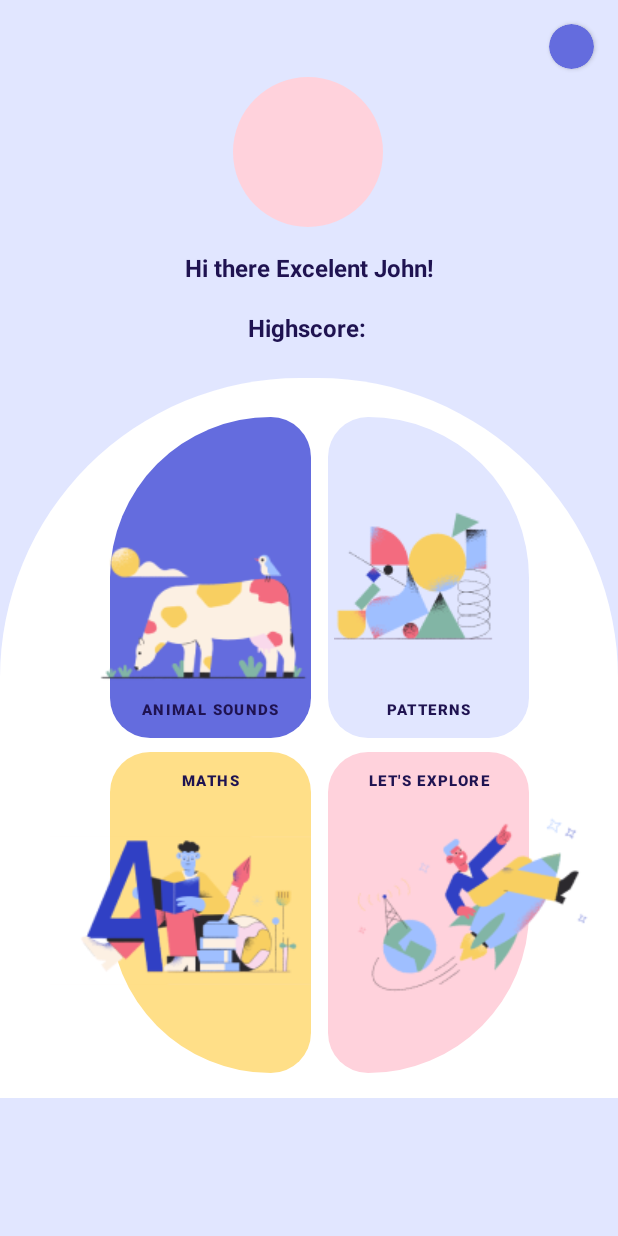
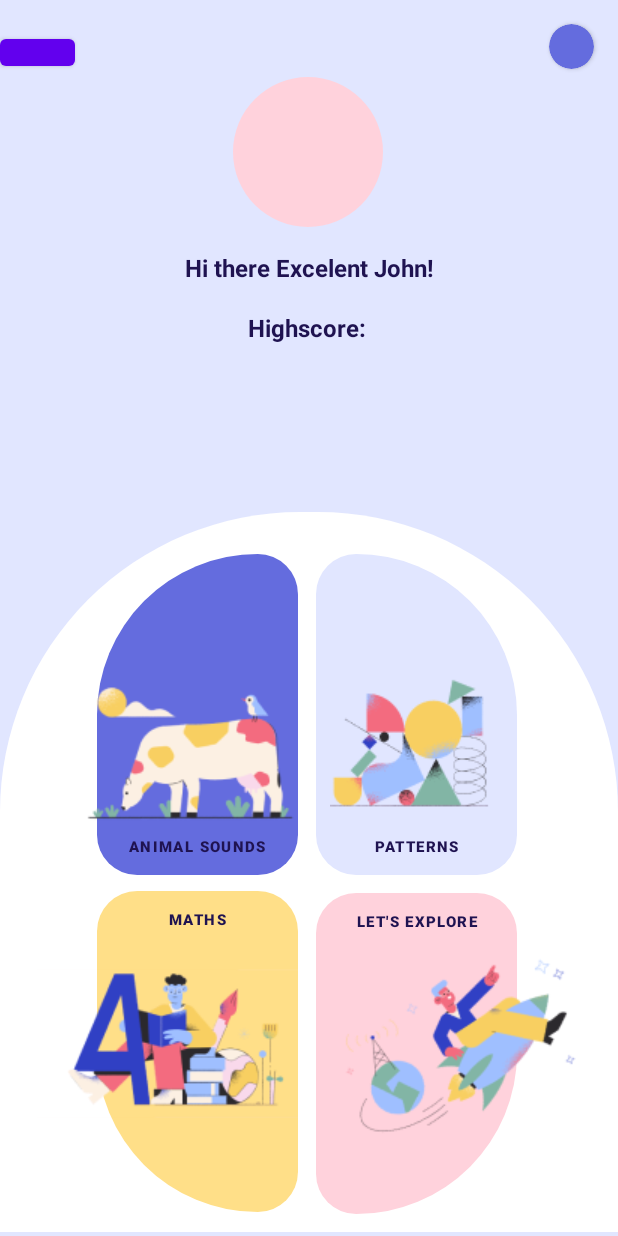
Before and after one commit to Pieter-stack/Kidcelence, an Android app: the layout activity_categories.xml on its own in the app's theme, with its tools: preview values and no code run, on a phone screen of 412 x 824 dp. Run offline under Robolectric (Android 15) with nearby library versions, the light colour scheme and no system bars.

Commit message:
feat Profilepic, dark mode bugs fixed
Profile picture feauture added and dark mode bugs fixed

```diff
--- a/app/src/main/AndroidManifest.xml
+++ b/app/src/main/AndroidManifest.xml
@@ -7,7 +7,7 @@
         android:maxSdkVersion="28" />
     <application
         android:allowBackup="true"
-        android:icon="@mipmap/ic_launcher"
+        android:icon="@mipmap/icon"
         android:label="@string/app_name"
         android:roundIcon="@mipmap/icon"
         android:supportsRtl="true"
--- a/app/src/main/java/com/example/kidcelence/setting.kt
+++ b/app/src/main/java/com/example/kidcelence/setting.kt
@@ -27,7 +27,6 @@ class setting : AppCompatActivity() {
 
         //Get the username from previous activity
         val userName = intent?.extras?.getString(Constant.username).toString()
-        val profilePic = intent?.extras?.getString(Constant.profilepic).toString()
 
 
 
--- a/app/src/main/res/layout/activity_categories.xml
+++ b/app/src/main/res/layout/activity_categories.xml
@@ -12,33 +12,48 @@
         android:id="@+id/materialButton"
         android:layout_width="match_parent"
         android:layout_height="480dp"
-        android:layout_marginTop="252dp"
         android:background="@drawable/backgroundcategory"
+        android:clickable="false"
         app:backgroundTint="@color/white"
+        app:layout_constraintBottom_toBottomOf="parent"
+        app:layout_constraintEnd_toEndOf="parent"
+        app:layout_constraintHorizontal_bias="0.0"
         app:layout_constraintStart_toStartOf="parent"
         app:layout_constraintTop_toTopOf="parent"
-        tools:ignore="SpeakableTextPresentCheck"
-        android:clickable="false">
+        app:layout_constraintVertical_bias="0.992"
+        tools:ignore="SpeakableTextPresentCheck">
 
     </com.google.android.material.button.MaterialButton>
+
+    <com.google.android.material.button.MaterialButton
+        android:id="@+id/test"
+        android:layout_width="50dp"
+        android:layout_height="30dp"
+        android:layout_marginTop="20dp"
+        app:layout_constraintStart_toStartOf="parent"
+        app:layout_constraintTop_toTopOf="parent"
+        tools:ignore="SpeakableTextPresentCheck">
+
+    </com.google.android.material.button.MaterialButton>
+
 
     <com.google.android.material.button.MaterialButton
         android:id="@+id/btn_story"
         android:layout_width="134dp"
         android:layout_height="214dp"
-        android:layout_marginStart="2dp"
-        android:layout_marginTop="9dp"
-        android:layout_marginEnd="58dp"
+        android:layout_marginStart="210dp"
+        android:layout_marginEnd="67dp"
+        android:layout_marginBottom="12dp"
         android:background="@drawable/story"
+        android:paddingBottom="180dp"
         android:text="Let's Explore"
         android:textColor="@color/text1"
         android:textSize="10dp"
-        android:paddingBottom="180dp"
         android:textStyle="bold"
         app:backgroundTint="@color/pink"
-        app:layout_constraintEnd_toEndOf="parent"
-        app:layout_constraintStart_toEndOf="@+id/btn_math"
-        app:layout_constraintTop_toBottomOf="@+id/btn_pattern">
+        app:layout_constraintBottom_toBottomOf="@+id/materialButton"
+        app:layout_constraintEnd_toEndOf="@+id/materialButton"
+        app:layout_constraintStart_toStartOf="@+id/materialButton">
 
     </com.google.android.material.button.MaterialButton>
 
@@ -46,19 +61,19 @@
         android:id="@+id/btn_math"
         android:layout_width="134dp"
         android:layout_height="214dp"
-        android:layout_marginStart="72dp"
-        android:layout_marginTop="9dp"
-        android:layout_marginEnd="8dp"
+        android:layout_marginStart="64dp"
+        android:layout_marginEnd="213dp"
+        android:layout_marginBottom="16dp"
         android:background="@drawable/maths"
+        android:paddingBottom="180dp"
         android:text="Maths"
         android:textColor="@color/text1"
         android:textSize="10dp"
-        android:paddingBottom="180dp"
         android:textStyle="bold"
         app:backgroundTint="@color/yellow"
-        app:layout_constraintEnd_toStartOf="@+id/btn_story"
-        app:layout_constraintStart_toStartOf="parent"
-        app:layout_constraintTop_toBottomOf="@+id/btn_sound">
+        app:layout_constraintBottom_toBottomOf="parent"
+        app:layout_constraintEnd_toEndOf="@+id/materialButton"
+        app:layout_constraintStart_toStartOf="@+id/materialButton">
 
     </com.google.android.material.button.MaterialButton>
 
@@ -66,23 +81,22 @@
         android:id="@+id/btn_sound"
         android:layout_width="134dp"
         android:layout_height="214dp"
-        android:layout_marginStart="72dp"
-        android:layout_marginTop="278dp"
-        android:layout_marginEnd="8dp"
-        android:layout_marginBottom="9dp"
+        android:layout_marginStart="64dp"
+        android:layout_marginTop="28dp"
+        android:layout_marginEnd="213dp"
+        android:layout_marginBottom="12dp"
         android:background="@drawable/animal"
+        android:paddingTop="180dp"
         android:text="Animal sounds"
         android:textColor="@color/text1"
         android:textSize="10dp"
-        android:paddingTop="180dp"
         android:textStyle="bold"
         app:backgroundTint="@color/lightpurple"
-        app:layout_constraintBottom_toTopOf="@+id/btn_story"
-        app:layout_constraintEnd_toStartOf="@+id/btn_pattern"
-        app:layout_constraintHorizontal_bias="0.454"
-        app:layout_constraintStart_toStartOf="parent"
-        app:layout_constraintTop_toTopOf="parent"
-        app:layout_constraintVertical_bias="0.53">
+        app:layout_constraintBottom_toTopOf="@+id/btn_math"
+        app:layout_constraintEnd_toEndOf="@+id/materialButton"
+        app:layout_constraintStart_toStartOf="@+id/materialButton"
+        app:layout_constraintTop_toTopOf="@+id/materialButton"
+        app:layout_constraintVertical_bias="0.0">
 
 
     </com.google.android.material.button.MaterialButton>
@@ -91,21 +105,22 @@
         android:id="@+id/btn_pattern"
         android:layout_width="134dp"
         android:layout_height="214dp"
-        android:layout_marginStart="2dp"
-        android:layout_marginTop="278dp"
-        android:layout_marginEnd="58dp"
-        android:layout_marginBottom="9dp"
+        android:layout_marginStart="210dp"
+        android:layout_marginTop="28dp"
+        android:layout_marginEnd="67dp"
+        android:layout_marginBottom="12dp"
         android:background="@drawable/pattern"
+        android:paddingTop="180dp"
         android:text="Patterns"
         android:textColor="@color/text1"
         android:textSize="10dp"
-        android:paddingTop="180dp"
         android:textStyle="bold"
         app:backgroundTint="@color/lightblue"
-        app:layout_constraintBottom_toTopOf="@+id/btn_math"
-        app:layout_constraintEnd_toEndOf="parent"
-        app:layout_constraintStart_toEndOf="@+id/btn_sound"
-        app:layout_constraintTop_toTopOf="parent">
+        app:layout_constraintBottom_toTopOf="@+id/btn_story"
+        app:layout_constraintEnd_toEndOf="@+id/materialButton"
+        app:layout_constraintStart_toStartOf="@+id/materialButton"
+        app:layout_constraintTop_toTopOf="@+id/materialButton"
+        app:layout_constraintVertical_bias="0.0">
 
     </com.google.android.material.button.MaterialButton>
 
@@ -113,35 +128,37 @@
         android:id="@+id/imageView2"
         android:layout_width="wrap_content"
         android:layout_height="wrap_content"
-        android:layout_marginTop="108dp"
+        android:layout_marginTop="84dp"
         android:src="@drawable/animalimg"
         android:translationZ="5dp"
         app:layout_constraintEnd_toEndOf="@+id/btn_sound"
-        app:layout_constraintTop_toTopOf="@+id/materialButton">
+        app:layout_constraintHorizontal_bias="1.0"
+        app:layout_constraintStart_toStartOf="@+id/btn_sound"
+        app:layout_constraintTop_toTopOf="@+id/btn_sound">
 
     </ImageView>
 
+    <ImageView
+        android:id="@+id/imageView5"
+        android:layout_width="wrap_content"
 
-    <ImageView
-        android:layout_width="wrap_content"
         android:layout_height="wrap_content"
-
-        android:layout_marginTop="56dp"
+        android:layout_marginTop="76dp"
         android:src="@drawable/patternimg"
         android:translationZ="5dp"
         app:layout_constraintEnd_toEndOf="@+id/btn_pattern"
-        app:layout_constraintStart_toEndOf="@+id/imageView2"
+        app:layout_constraintStart_toStartOf="@+id/btn_pattern"
         app:layout_constraintTop_toTopOf="@+id/btn_pattern">
 
     </ImageView>
 
-
     <ImageView
+        android:id="@+id/imageView6"
         android:layout_width="wrap_content"
-        android:layout_height="wrap_content"
 
 
-        android:layout_marginTop="56dp"
+        android:layout_height="wrap_content"
+        android:layout_marginTop="52dp"
         android:src="@drawable/mathimg"
         android:translationZ="5dp"
         app:layout_constraintEnd_toEndOf="@+id/btn_math"
@@ -151,19 +168,22 @@
 
     </ImageView>
 
+
     <ImageView
+        android:id="@+id/imageView4"
         android:layout_width="wrap_content"
-        android:layout_height="wrap_content"
 
 
+        android:layout_height="wrap_content"
         android:layout_marginTop="24dp"
         android:src="@drawable/storyimg"
         android:translationZ="5dp"
+        app:layout_constraintEnd_toEndOf="@+id/btn_story"
+        app:layout_constraintHorizontal_bias="0.0"
         app:layout_constraintStart_toStartOf="@+id/btn_story"
         app:layout_constraintTop_toTopOf="@+id/btn_story">
 
     </ImageView>
-
 
     <com.google.android.material.imageview.ShapeableImageView
         android:id="@+id/iv_pfp"
@@ -176,7 +196,7 @@
         app:layout_constraintStart_toStartOf="parent"
         app:layout_constraintTop_toTopOf="parent"
         android:background="@color/pink"
-        android:scaleType="fitXY"
+            android:scaleType="centerCrop"
         app:shapeAppearanceOverlay="@style/circleImageView" />
 
 
--- a/app/src/main/res/values-night/themes.xml
+++ b/app/src/main/res/values-night/themes.xml
@@ -1,16 +1,24 @@
 <resources xmlns:tools="http://schemas.android.com/tools">
     <!-- Base application theme. -->
-    <style name="Theme.Kidcelence" parent="Theme.MaterialComponents.DayNight.DarkActionBar">
+    <style name="Theme.Kidcelence" parent="Theme.MaterialComponents.DayNight.NoActionBar">
         <!-- Primary brand color. -->
         <item name="colorPrimary">@color/purple_200</item>
         <item name="colorPrimaryVariant">@color/purple_700</item>
-        <item name="colorOnPrimary">@color/black</item>
+        <item name="colorOnPrimary">@color/white</item>
         <!-- Secondary brand color. -->
         <item name="colorSecondary">@color/teal_200</item>
         <item name="colorSecondaryVariant">@color/teal_200</item>
-        <item name="colorOnSecondary">@color/black</item>
+        <item name="colorOnSecondary">@color/white</item>
         <!-- Status bar color. -->
         <item name="android:statusBarColor" tools:targetApi="l">?attr/colorPrimaryVariant</item>
         <!-- Customize your theme here. -->
     </style>
+
+    <style name="circleImageView" parent="">
+        <item name="cornerFamily">rounded</item>
+        <item name="cornerSize">50%</item>
+    </style>
+    <style name="Accent">
+        <item name="colorAccent">@color/purple</item> <!-- Whatever color you want-->
+    </style>
 </resources>
```
Also changed, not shown: app/build.gradle (+5 -2 lines), app/src/main/java/com/example/kidcelence/MainActivity.kt (+53 -23 lines), app/src/main/java/com/example/kidcelence/Questions.kt (+52 -115 lines), app/src/main/java/com/example/kidcelence/SplasScreen.kt (+12 -3 lines), app/src/main/java/com/example/kidcelence/categories.kt (+23 -15 lines), app/src/main/java/com/example/kidcelence/models/Constant.kt (+44 -1 lines), app/src/main/java/com/example/kidcelence/points.kt (+11 -38 lines), app/src/main/res/layout/activity_main.xml (+9 -7 lines), app/src/main/res/layout/activity_points.xml (+46 -33 lines), app/src/main/res/layout/activity_questions.xml (+6 -5 lines), app/src/main/res/layout/activity_setting.xml (+6 -3 lines), build.gradle (+11 -4 lines), settings.gradle (+7 -7 lines), app/src/main/res/drawable-v24/resultscreen.png (deleted), 2 more files.
